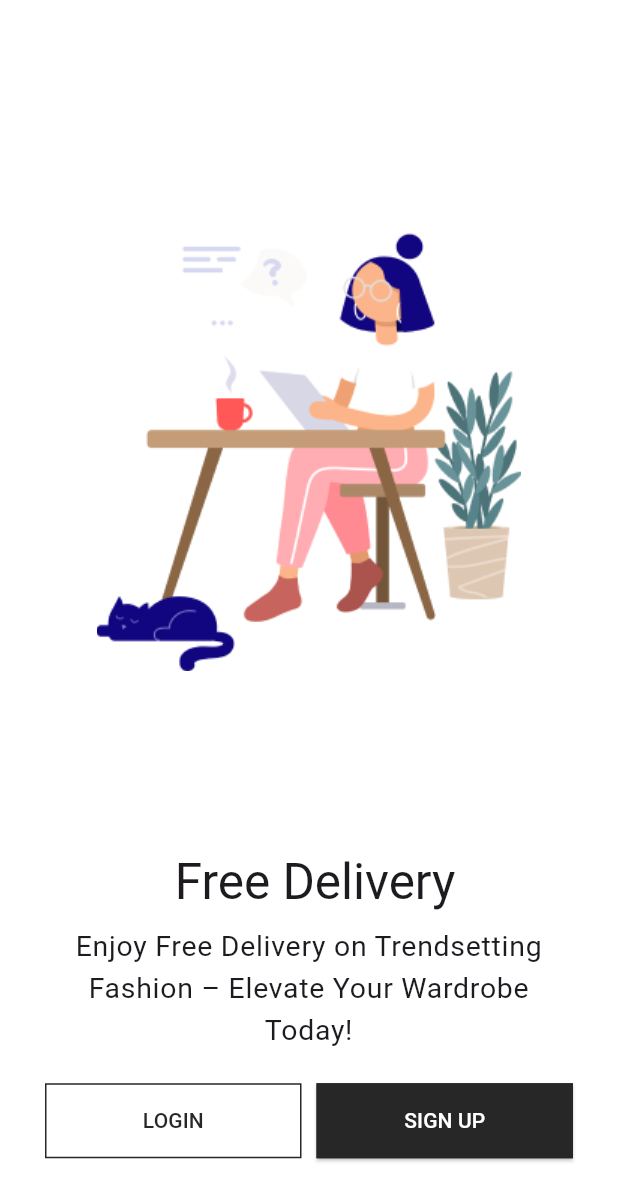
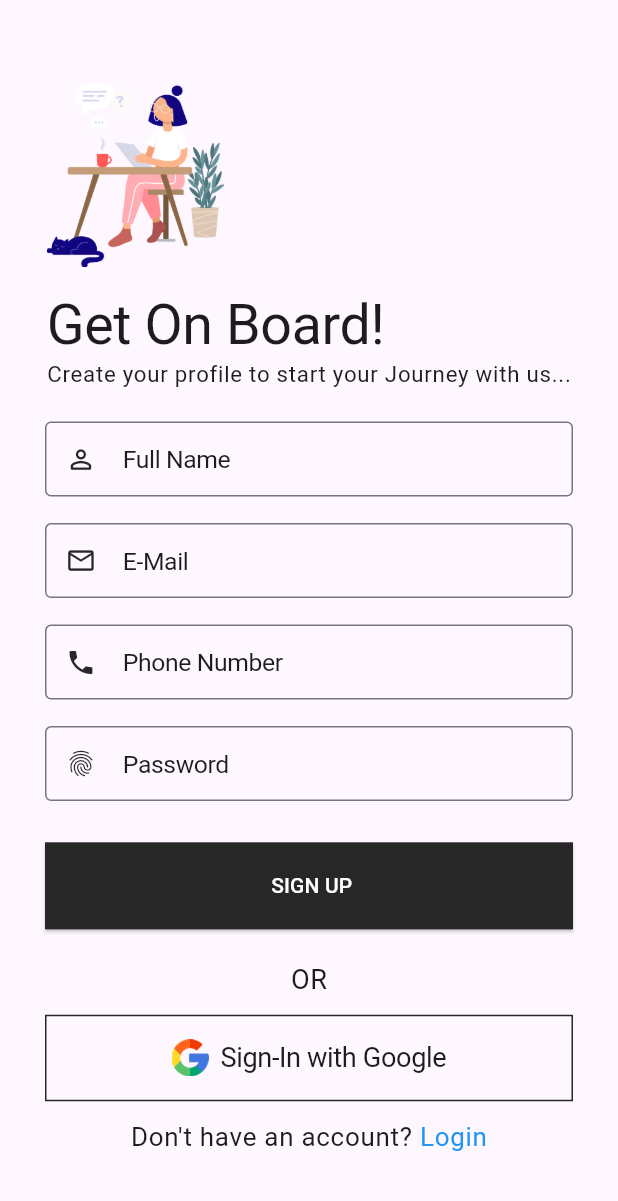
Before and after one commit to bilol-tech/bilol_bags, a Flutter app: the WelcomeScreen screen opened directly, after a tap on "SIGN UP", on a phone screen of 412 x 824 dp. Shown: the top 1201 px of the screen. Run offline on Flutter 3.47's test engine with Material 3 defaults, Android fonts, the phone set to English and light mode, and no system bars; our stand-ins replace get, google_fonts, liquid_swipe, smooth_page_indicator.

Commit message:
Day 4: LogIn & SignUp page's design done

```diff
--- /dev/null
+++ b/lib/src/common_widgets/form/form_header_widget.dart
@@ -0,0 +1,51 @@
+import 'package:flutter/cupertino.dart';
+import 'package:flutter/material.dart';
+
+class FormHeaderWidget extends StatelessWidget {
+  const FormHeaderWidget({
+    Key? key,
+    this.imageColor,
+    this.heightBetween,
+    required this.image,
+    required this.title,
+    required this.subTitle,
+    this.imageHeight = 0.2,
+    this.textAlign,
+    this.crossAxisAlignment = CrossAxisAlignment.start,
+  }) : super(key: key);
+
+  final Color? imageColor;
+  final double imageHeight;
+  final double? heightBetween;
+  final String image, title, subTitle;
+  final CrossAxisAlignment crossAxisAlignment;
+  final TextAlign? textAlign;
+
+  @override
+  Widget build(BuildContext context) {
+    final size = MediaQuery.of(context).size;
+
+    return Column(
+      crossAxisAlignment: crossAxisAlignment,
+      children: [
+        Image(
+            image: AssetImage(image),
+            color: imageColor,
+            height: size.height * imageHeight),
+        SizedBox(
+          height: heightBetween,
+        ),
+        Text(title,
+            style: Theme.of(context)
+                .textTheme
+                .headline1
+                ?.copyWith(fontSize: size.height * 0.045)),
+        Text(subTitle,
+            style: Theme.of(context)
+                .textTheme
+                .bodyText1
+                ?.copyWith(fontSize: size.height * 0.018)),
+      ],
+    );
+  }
+}
--- a/lib/src/constants/image_strings.dart
+++ b/lib/src/constants/image_strings.dart
@@ -9,4 +9,8 @@ const String tOnBoardingImage2 = "assets/images/on_boarding_images/on-boarding-i
 const String tOnBoardingImage3 = "assets/images/on_boarding_images/on-boarding-image-3.png";
 
 // -- Welcome Screen Images
+// -- also used in Login & SignUp
 const String tWelcomeScreenImage = "assets/images/welcome_images/welcome.png";
+
+// -- Login & SignUp Image
+const String tGoogleLogoImage = "assets/logo/google.png";
--- a/lib/src/constants/sizes.dart
+++ b/lib/src/constants/sizes.dart
@@ -1,3 +1,4 @@
 const tDefaultSize = 30.0;
 const tSplashContainerSize = 30.0;
 const tButtonHeight = 15.0;
+const tFormHeight = 30.0;
--- a/lib/src/constants/text_strings.dart
+++ b/lib/src/constants/text_strings.dart
@@ -3,8 +3,8 @@
 // -- App Text Strings
 
 // -- Generic Text
-const String tLogin = 'Login';
-const String tSignup = 'Sign up';
+const String tLogin = ' Login';
+const String tSignup = ' Sign up';
 
 
 // -- Splash Screen Text
@@ -25,3 +25,21 @@ const String tOnBoardingCounter3 = "3/3";
 // -- Welcome Screen Text
 const String tWelcomeTitle = " Free Delivery";
 const String tWelcomeSubTitle = "Enjoy Free Delivery on Trendsetting Fashion – Elevate Your Wardrobe Today!";
+
+
+// -- Login Screen Text
+const String tLoginTitle = "Welcome Back,";
+const String tLoginSubTitle = "Make it work, make it right, make it fast.";
+const String tRememberMe = "Remember Me?";
+const String tDontHaveAnAccount = "Don't have an account?";
+const String tEmail = 'E-Mail';
+const String tPassword = 'Password';
+const String tForgetPassword = 'Forget Password?';
+const String tSignInWithGoogle = 'Sign-In with Google';
+
+// -- Sign up Screen Text
+const String tSignUpTitle = "Get On Board!";
+const String tSignUpSubTitle = "Create your profile to start your Journey with us...";
+const String tAlreadyHaveAnAccount = "Already have an account?";
+const String tFullName = "Full Name";
+const String tPhoneNo = "Phone Number";
--- /dev/null
+++ b/lib/src/features/authentication/screens/signup/signup_screen.dart
@@ -0,0 +1,41 @@
+import 'package:flutter/cupertino.dart';
+import 'package:flutter/material.dart';
+import 'package:onlinabags/src/features/authentication/screens/signup/widget/signup_footer_widget.dart';
+import 'package:onlinabags/src/features/authentication/screens/signup/widget/signup_form_widget.dart';
+
+import '../../../../common_widgets/form/form_header_widget.dart';
+import '../../../../constants/image_strings.dart';
+import '../../../../constants/sizes.dart';
+import '../../../../constants/text_strings.dart';
+
+class SignUpScreen extends StatelessWidget {
+  const SignUpScreen({Key? key}) : super(key: key);
+
+  @override
+  Widget build(BuildContext context) {
+    final size = MediaQuery.of(context).size;
+    return Scaffold(
+      body: SingleChildScrollView(
+        child: Container(
+          padding: const EdgeInsets.all(tDefaultSize),
+          child: Column(
+            children: [
+              Padding(
+                padding: EdgeInsets.only(top: size.height * 0.030, bottom: size.height * 0.0007),
+                child: FormHeaderWidget(
+                  image: tWelcomeScreenImage,
+                  title: tSignUpTitle,
+                  heightBetween: size.height * 0.022,
+                  subTitle: tSignUpSubTitle,
+                  imageHeight: 0.15,
+                ),
+              ),
+              const SignUpFormWidget(),
+              const SignupFooterWidget()
+            ],
+          ),
+        ),
+      ),
+    );
+  }
+}
--- /dev/null
+++ b/lib/src/features/authentication/screens/signup/widget/signup_footer_widget.dart
@@ -0,0 +1,55 @@
+
+import 'package:flutter/cupertino.dart';
+import 'package:flutter/material.dart';
+import 'package:onlinabags/src/routing/routing.dart';
+
+import '../../../../../constants/image_strings.dart';
+import '../../../../../constants/sizes.dart';
+import '../../../../../constants/text_strings.dart';
+
+class SignupFooterWidget extends StatelessWidget {
+  const SignupFooterWidget({
+    Key? key,
+  }) : super(key: key);
+
+  @override
+  Widget build(BuildContext context) {
+    final size = MediaQuery.of(context).size;
+    return Column(
+      crossAxisAlignment: CrossAxisAlignment.center,
+      children: [
+        Text("OR", style: Theme.of(context).textTheme.bodyText1?.copyWith(
+            fontSize: size.height * 0.022
+        )),
+        const SizedBox(height: tFormHeight - 20),
+        SizedBox(
+          width: double.infinity,
+          height: size.height * 0.070,
+          child: OutlinedButton.icon(
+            icon: Image(image: const AssetImage(tGoogleLogoImage), width: size.height * 0.030),
+            onPressed: () {},
+            label: Text(tSignInWithGoogle, style: Theme.of(context).textTheme.headline1?.copyWith(
+                fontSize: size.height * 0.022
+            )),
+          ),
+        ),
+        const SizedBox(height: tFormHeight - 30),
+        TextButton(
+          onPressed: () {
+            Navigator.pushNamed(context, tLogInRoute);
+          },
+          child: Text.rich(
+            TextSpan(
+                text: tDontHaveAnAccount,
+                style: Theme.of(context).textTheme.bodyText1?.copyWith(
+                    fontSize:  size.height * 0.021
+                ),
+                children: const [
+                  TextSpan(text: tLogin, style: TextStyle(color: Colors.blue))
+                ]),
+          ),
+        ),
+      ],
+    );
+  }
+}
--- /dev/null
+++ b/lib/src/features/authentication/screens/signup/widget/signup_form_widget.dart
@@ -0,0 +1,129 @@
+import 'package:flutter/cupertino.dart';
+import 'package:flutter/material.dart';
+import 'package:onlinabags/src/routing/routing.dart';
+
+import '../../../../../constants/sizes.dart';
+import '../../../../../constants/text_strings.dart';
+
+class SignUpFormWidget extends StatelessWidget {
+  const SignUpFormWidget({
+    Key? key,
+  }) : super(key: key);
+
+  @override
+  Widget build(BuildContext context) {
+    final size = MediaQuery.of(context).size;
+    return Container(
+      padding: const EdgeInsets.symmetric(vertical: tFormHeight - 10),
+      child: Form(
+        child: Column(
+          crossAxisAlignment: CrossAxisAlignment.start,
+          children: [
+            SizedBox(
+              height: size.height * 0.070,
+              child: TextFormField(
+                style: Theme.of(context).textTheme.headline1?.copyWith(
+                    fontSize: size.height * 0.020
+                ),
+                decoration: InputDecoration(
+                  labelText: tFullName,
+                  labelStyle: Theme.of(context).textTheme.headline1?.copyWith(
+                      fontSize: size.height * 0.020
+                  ),
+                  hintText: tFullName,
+                  hintStyle: Theme.of(context).textTheme.headline1?.copyWith(
+                      fontSize: size.height * 0.020
+                  ),
+                  border: const OutlineInputBorder(),
+                  prefixIcon: Icon(
+                    Icons.person_outline_rounded, size: size.height * 0.025,
+                  ),
+                ),
+              ),
+            ),
+            const SizedBox(height: tFormHeight - 20),
+            SizedBox(
+              height: size.height * 0.070,
+              child: TextFormField(
+                style: Theme.of(context).textTheme.headline1?.copyWith(
+                    fontSize: size.height * 0.020
+                ),
+                decoration: InputDecoration(
+                  labelText: tEmail,
+                  labelStyle: Theme.of(context).textTheme.headline1?.copyWith(
+                      fontSize: size.height * 0.020
+                  ),
+                  hintText: tEmail,
+                  hintStyle: Theme.of(context).textTheme.headline1?.copyWith(
+                      fontSize: size.height * 0.020
+                  ),
+                  border: const OutlineInputBorder(),
+                  prefixIcon: Icon(
+                    Icons.email_outlined, size: size.height * 0.025,
+                  ),
+                ),
+              ),
+            ),
+            const SizedBox(height: tFormHeight - 20),
+            SizedBox(
+              height: size.height * 0.070,
+              child: TextFormField(
+                style: Theme.of(context).textTheme.headline1?.copyWith(
+                    fontSize: size.height * 0.020
+                ),
+                decoration: InputDecoration(
+                  labelText: tPhoneNo,
+                  labelStyle: Theme.of(context).textTheme.headline1?.copyWith(
+                      fontSize: size.height * 0.020
+                  ),
+                  hintText: tPhoneNo,
+                  hintStyle: Theme.of(context).textTheme.headline1?.copyWith(
+                      fontSize: size.height * 0.020
+                  ),
+                  border: const OutlineInputBorder(),
+                  prefixIcon: Icon(
+                    Icons.phone, size: size.height * 0.025,
+                  ),
+                ),
+              ),
+            ),
+            const SizedBox(height: tFormHeight - 20),
+            SizedBox(
+              height: size.height * 0.070,
+              child: TextFormField(
+                style: Theme.of(context).textTheme.headline1?.copyWith(
+                    fontSize: size.height * 0.020
+                ),
+                decoration: InputDecoration(
+                  labelText: tPassword,
+                  labelStyle: Theme.of(context).textTheme.headline1?.copyWith(
+                      fontSize: size.height * 0.020
+                  ),
+                  hintText: tPassword,
+                  hintStyle: Theme.of(context).textTheme.headline1?.copyWith(
+                      fontSize: size.height * 0.020
+                  ),
+                  border: const OutlineInputBorder(),
+                  prefixIcon: Icon(
+                    Icons.fingerprint, size: size.height * 0.025,
+                  ),
+                ),
+              ),
+            ),
+            const SizedBox(height: tFormHeight - 10),
+            SizedBox(
+              height: size.height * 0.070,
+              width: double.infinity,
+              child: ElevatedButton(
+                onPressed: () {},
+                child: Text(
+                  tSignup.toUpperCase(),
+                ),
+              ),
+            )
+          ],
+        ),
+      ),
+    );
+  }
+}
--- /dev/null
+++ b/lib/src/routing/routing.dart
@@ -0,0 +1,8 @@
+// -- Routes of the project
+
+// -- general route
+const String tHomeRoute = '/';
+
+// -- Welcome page & Login & Sign up page
+const String tLogInRoute = '/login';
+const String tSignUpRoute = '/signup';
--- a/lib/src/utils/theme/theme.dart
+++ b/lib/src/utils/theme/theme.dart
@@ -1,6 +1,7 @@
 import 'package:flutter/material.dart';
 import 'package:onlinabags/src/utils/theme/widget_theme/elevated_button_theme.dart';
 import 'package:onlinabags/src/utils/theme/widget_theme/outlined_button_theme.dart';
+import 'package:onlinabags/src/utils/theme/widget_theme/text_field_theme.dart';
 import 'package:onlinabags/src/utils/theme/widget_theme/text_theme.dart';
 
 class TAppTheme {
@@ -16,6 +17,7 @@ class TAppTheme {
     elevatedButtonTheme: TElevatedButtonTheme.lightElevatedButtonTheme,
     // ElevatedButtonThemeData(style: ElevatedButton.styleFrom()),
     outlinedButtonTheme: TOutlinedButtonTheme.lightOutlinedButtonTheme,
+    inputDecorationTheme: TTextFormFieldTheme.lightInputDecorationTheme,
   );
 
 
@@ -28,5 +30,7 @@ class TAppTheme {
     // elevatedButtonTheme: ElevatedButtonThemeData(style: ElevatedButton.styleFrom()),
     outlinedButtonTheme: TOutlinedButtonTheme.darkOutlinedButtonTheme,
     elevatedButtonTheme: TElevatedButtonTheme.darkElevatedButtonTheme,
+    inputDecorationTheme: TTextFormFieldTheme.darkInputDecorationTheme,
+
   );
 }
--- /dev/null
+++ b/lib/src/utils/theme/widget_theme/text_field_theme.dart
@@ -0,0 +1,26 @@
+import 'package:flutter/material.dart';
+
+import '../../../constants/colors.dart';
+
+class TTextFormFieldTheme {
+  TTextFormFieldTheme._();
+
+  static InputDecorationTheme lightInputDecorationTheme =
+      const InputDecorationTheme(
+    border: OutlineInputBorder(),
+    prefixIconColor: tSecondaryColor,
+    floatingLabelStyle: TextStyle(color: tSecondaryColor),
+    focusedBorder: OutlineInputBorder(
+      borderSide: BorderSide(width: 2, color: tSecondaryColor),
+    ),
+  );
+  static InputDecorationTheme darkInputDecorationTheme =
+      const InputDecorationTheme(
+    border: OutlineInputBorder(),
+    prefixIconColor: tPrimaryColor,
+    floatingLabelStyle: TextStyle(color: tPrimaryColor),
+    focusedBorder: OutlineInputBorder(
+      borderSide: BorderSide(width: 2, color: tPrimaryColor),
+    ),
+  );
+}
--- a/pubspec.yaml
+++ b/pubspec.yaml
@@ -48,3 +48,4 @@ flutter:
     - assets/images/splash_images/
     - assets/images/on_boarding_images/
     - assets/images/welcome_images/
+    - assets/logo/
```
Also changed, not shown: lib/main.dart (+11 -0 lines), lib/src/features/authentication/screens/login/login_footer_widget.dart (added, +55 -0 lines), lib/src/features/authentication/screens/login/login_form_widget.dart (added, +84 -0 lines), lib/src/features/authentication/screens/login/login_screen.dart (added, +43 -0 lines), lib/src/features/authentication/screens/welcome/welcome_screen.dart (+19 -12 lines), assets/logo/google.png (added).
